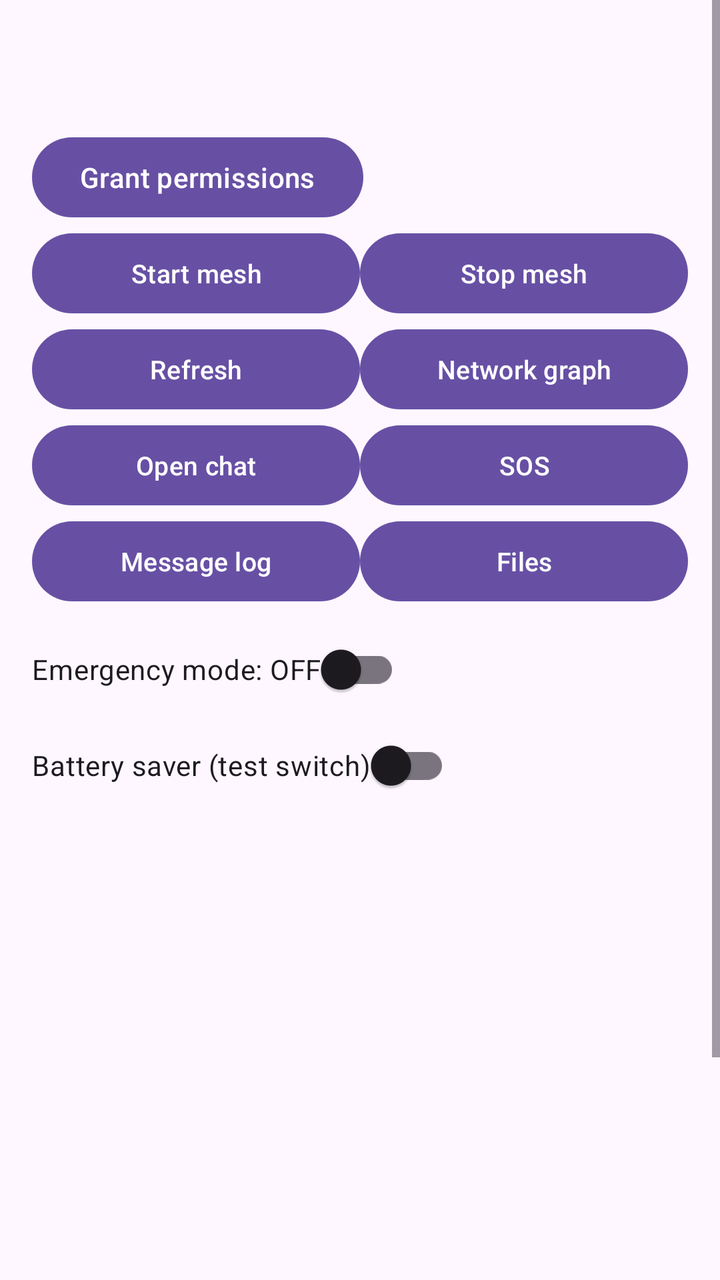
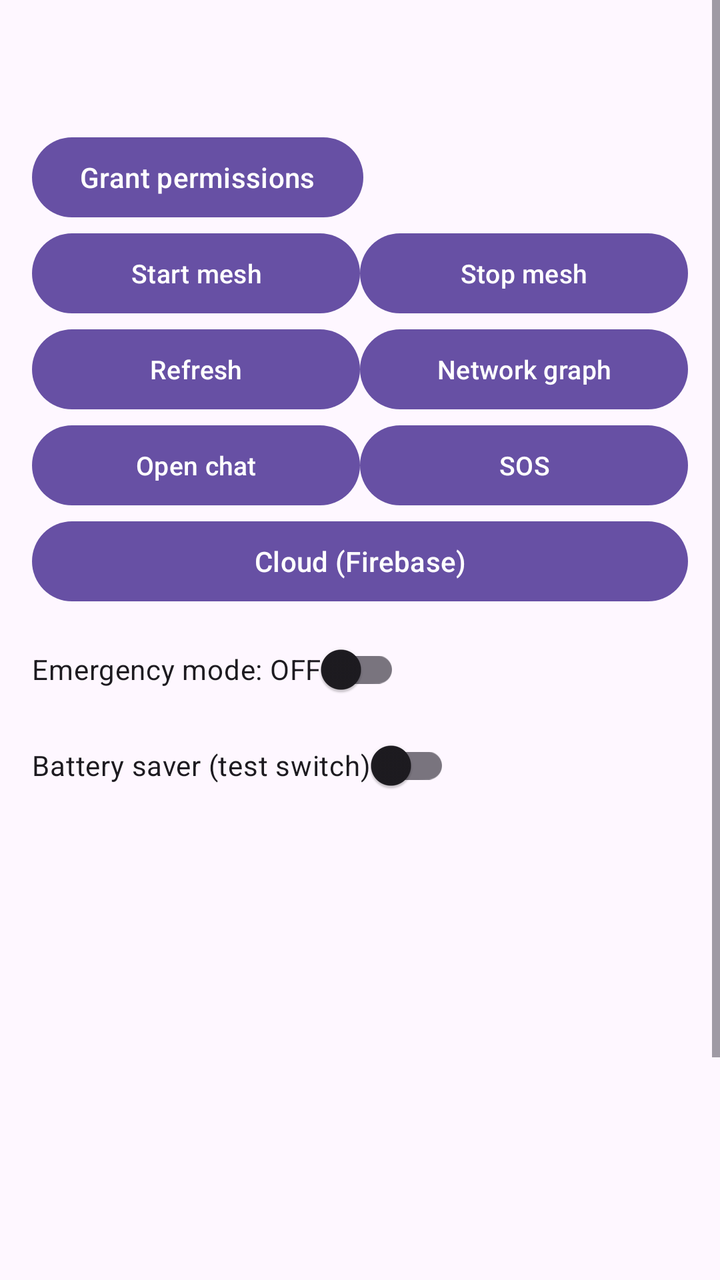

Screens rendered from an Android XML layout before and after an edit, with the pre-edit source and the edit as a unified diff.
<!-- AndroidManifest.xml: application theme Theme.LifeLinkMesh -->
<!-- res/layout/activity_main.xml -->
<?xml version="1.0" encoding="utf-8"?>
<ScrollView xmlns:android="http://schemas.android.com/apk/res/android"
    android:layout_width="match_parent"
    android:layout_height="match_parent"
    android:fillViewport="true"
    android:fitsSystemWindows="true">

    <LinearLayout
        android:layout_width="match_parent"
        android:layout_height="wrap_content"
        android:orientation="vertical"
        android:padding="16dp">

        <TextView
            android:id="@+id/txtDevice"
            android:layout_width="wrap_content"
            android:layout_height="wrap_content"
            android:textSize="18sp" />

        <TextView
            android:id="@+id/txtStatus"
            android:layout_width="wrap_content"
            android:layout_height="wrap_content"
            android:layout_marginTop="8dp"
            android:textSize="12sp" />

        <Button
            android:id="@+id/btnGrant"
            android:layout_width="wrap_content"
            android:layout_height="wrap_content"
            android:text="Grant permissions" />

        
        <LinearLayout
            android:layout_width="match_parent"
            android:layout_height="wrap_content"
            android:baselineAligned="false"
            android:orientation="horizontal">

            <Button
                android:id="@+id/btnStart"
                android:layout_width="0dp"
                android:layout_height="wrap_content"
                android:layout_weight="1"
                android:maxLines="1"
                android:text="Start mesh"
                android:textAllCaps="false"
                android:textSize="13sp" />

            <Button
                android:id="@+id/btnStop"
                android:layout_width="0dp"
                android:layout_height="wrap_content"
                android:layout_weight="1"
                android:maxLines="1"
                android:text="Stop mesh"
                android:textAllCaps="false"
                android:textSize="13sp" />
        </LinearLayout>

        
        <LinearLayout
            android:layout_width="match_parent"
            android:layout_height="wrap_content"
            android:baselineAligned="false"
            android:orientation="horizontal">

            <Button
                android:id="@+id/btnRefresh"
                android:layout_width="0dp"
                android:layout_height="wrap_content"
                android:layout_weight="1"
                android:maxLines="1"
                android:text="Refresh"
                android:textAllCaps="false"
                android:textSize="13sp" />

            <Button
                android:id="@+id/btnGraph"
                android:layout_width="0dp"
                android:layout_height="wrap_content"
                android:layout_weight="1"
                android:maxLines="1"
                android:text="Network graph"
                android:textAllCaps="false"
                android:textSize="13sp" />
        </LinearLayout>

        
        <LinearLayout
            android:layout_width="match_parent"
            android:layout_height="wrap_content"
            android:baselineAligned="false"
            android:orientation="horizontal">

            <Button
                android:id="@+id/btnOpenChat"
                android:layout_width="0dp"
                android:layout_height="wrap_content"
                android:layout_weight="1"
                android:maxLines="1"
                android:text="Open chat"
                android:textAllCaps="false"
                android:textSize="13sp" />

            <Button
                android:id="@+id/btnSos"
                android:layout_width="0dp"
                android:layout_height="wrap_content"
                android:layout_weight="1"
                android:maxLines="1"
                android:text="SOS"
                android:textAllCaps="false"
                android:textSize="13sp" />
        </LinearLayout>

        
        <LinearLayout
            android:layout_width="match_parent"
            android:layout_height="wrap_content"
            android:baselineAligned="false"
            android:orientation="horizontal">

            <Button
                android:id="@+id/btnLog"
                android:layout_width="0dp"
                android:layout_height="wrap_content"
                android:layout_weight="1"
                android:maxLines="1"
                android:text="Message log"
                android:textAllCaps="false"
                android:textSize="13sp" />

            <Button
                android:id="@+id/btnFiles"
                android:layout_width="0dp"
                android:layout_height="wrap_content"
                android:layout_weight="1"
                android:maxLines="1"
                android:text="Files"
                android:textAllCaps="false"
                android:textSize="13sp" />
        </LinearLayout>

        <androidx.appcompat.widget.SwitchCompat
            android:id="@+id/switchEmergency"
            android:layout_width="wrap_content"
            android:layout_height="wrap_content"
            android:layout_marginTop="6dp"
            android:text="Emergency mode: OFF" />

        <androidx.appcompat.widget.SwitchCompat
            android:id="@+id/switchSaver"
            android:layout_width="wrap_content"
            android:layout_height="wrap_content"
            android:text="Battery saver (test switch)" />

        <TextView
            android:id="@+id/txtLog"
            android:layout_width="match_parent"
            android:layout_height="wrap_content"
            android:layout_marginTop="8dp"
            android:textSize="12sp" />

        <androidx.recyclerview.widget.RecyclerView
            android:id="@+id/recyclerPeers"
            android:layout_width="match_parent"
            android:layout_height="320dp"
            android:layout_marginTop="8dp" />
    </LinearLayout>
</ScrollView>
<!-- resources referenced by this layout -->
<resources>
  <style name="Theme.LifeLinkMesh" parent="Base.Theme.LifeLinkMesh" />
  <style name="Base.Theme.LifeLinkMesh" parent="Theme.Material3.DayNight.NoActionBar">
          
          
      </style>
</resources>

<!-- the commit's change to res/layout/activity_main.xml (unified diff, before → after) -->
@@ -140,6 +140,12 @@
                 android:text="Files"
                 android:textAllCaps="false"
                 android:textSize="13sp" />
+
+            <Button
+                android:id="@+id/btnCloud"
+                android:layout_width="match_parent"
+                android:layout_height="wrap_content"
+                android:text="Cloud (Firebase)" />
         </LinearLayout>
 
         <androidx.appcompat.widget.SwitchCompat
